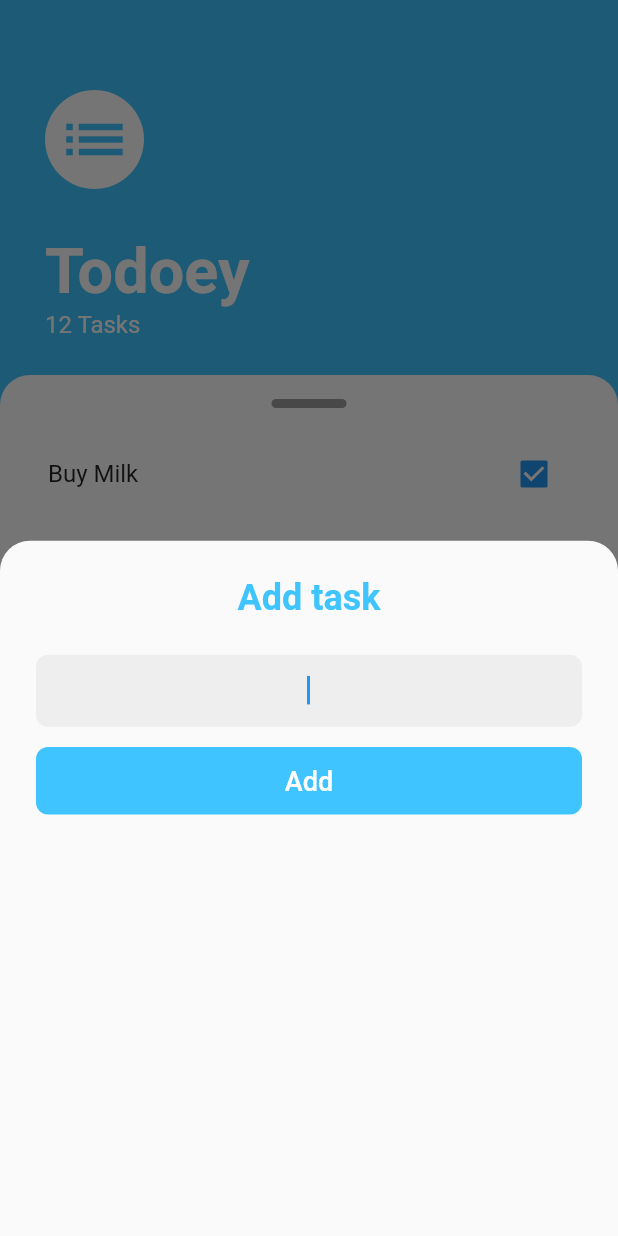
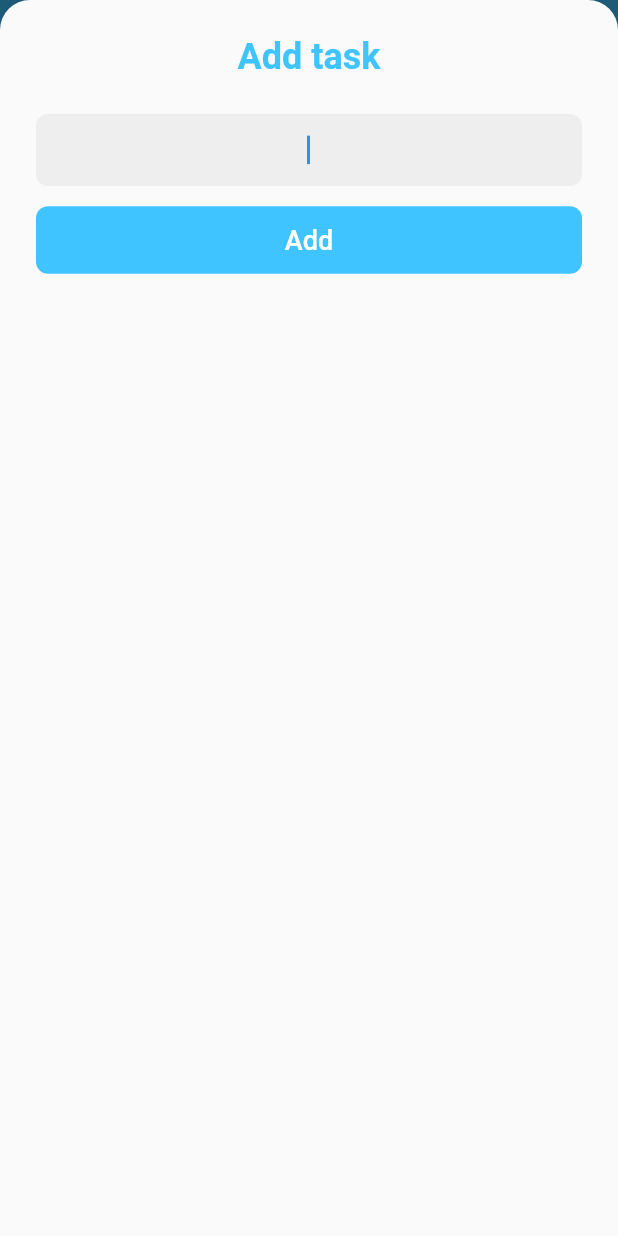
Before and after one commit to 41y08h/todoey, a Flutter app: the screen it shows after launch, after a tap on the "add" icon, on a phone screen of 412 x 824 dp. Run offline on Flutter 3.47's test engine with Material 2 defaults, Android fonts, the phone set to English and light mode, and no system bars.

```diff
--- a/lib/screens/tasks_screen.dart
+++ b/lib/screens/tasks_screen.dart
@@ -19,7 +19,8 @@ class _TasksScreenState extends State<TasksScreen> {
         onPressed: () {
           showModalBottomSheet(
             context: context,
-            builder: (context) => AddTaskScreen(),
+            isScrollControlled: true,
+            builder: (context) => const AddTaskScreen(),
             enableDrag: true,
             shape: const RoundedRectangleBorder(
               borderRadius: BorderRadius.only(
```
